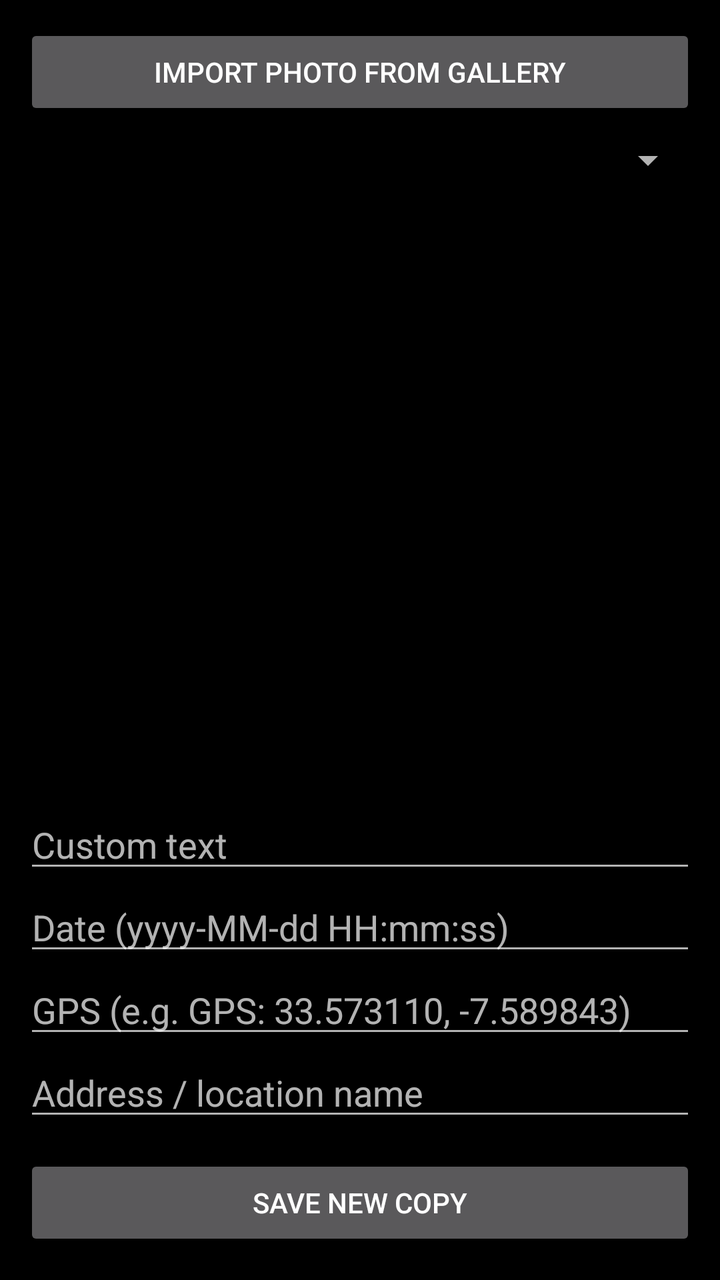
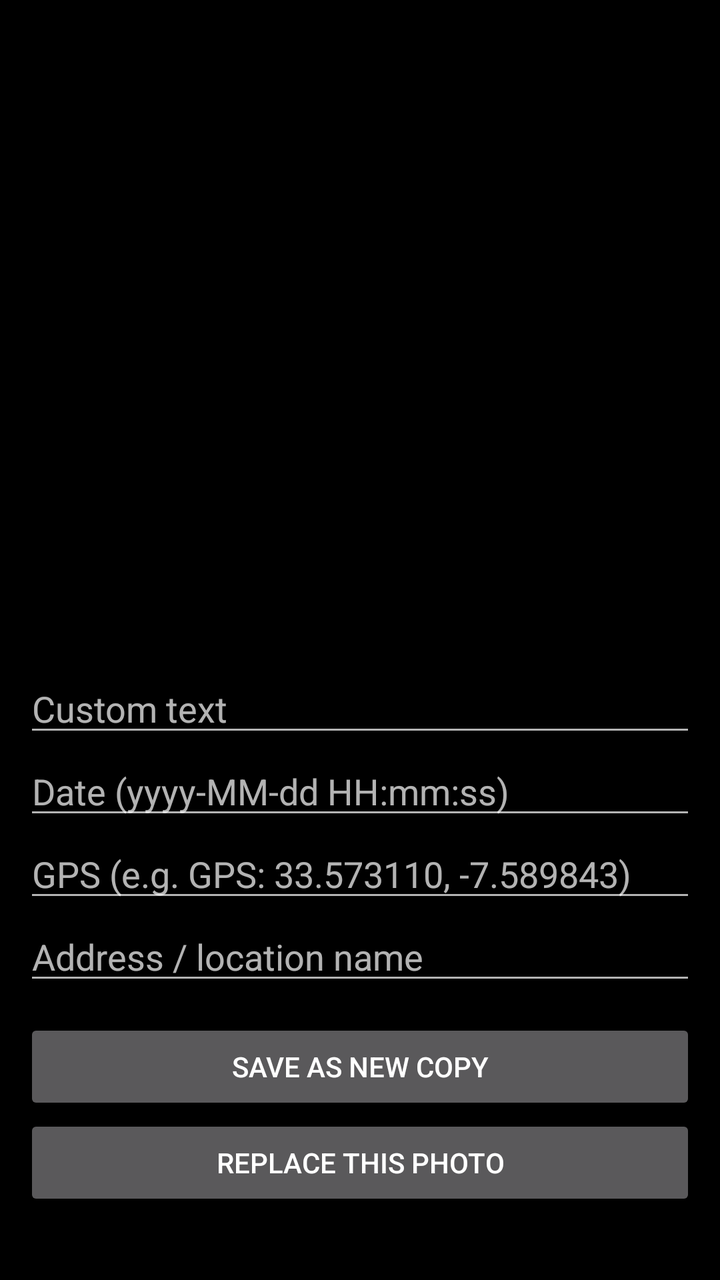

Two renders of the same Android screen: before a commit and after it. Below are the layout's source before the change and the commit's diff.
<!-- AndroidManifest.xml: application theme Theme.GeoStamp -->
<!-- res/layout/activity_edit.xml -->
<?xml version="1.0" encoding="utf-8"?>
<ScrollView xmlns:android="http://schemas.android.com/apk/res/android"
    android:layout_width="match_parent"
    android:layout_height="match_parent"
    android:fillViewport="true">

    <LinearLayout
        android:layout_width="match_parent"
        android:layout_height="wrap_content"
        android:orientation="vertical"
        android:padding="12dp">

        <Button
            android:id="@+id/importPhoto"
            android:layout_width="match_parent"
            android:layout_height="wrap_content"
            android:text="Import photo from gallery" />

        <Spinner
            android:id="@+id/photos"
            android:layout_width="match_parent"
            android:layout_height="wrap_content"
            android:layout_marginTop="8dp" />

        <ImageView
            android:id="@+id/image"
            android:layout_width="match_parent"
            android:layout_height="300dp"
            android:layout_marginTop="8dp"
            android:scaleType="fitCenter" />

        <EditText
            android:id="@+id/fText"
            android:layout_width="match_parent"
            android:layout_height="wrap_content"
            android:hint="Custom text"
            android:inputType="text" />

        <EditText
            android:id="@+id/fDate"
            android:layout_width="match_parent"
            android:layout_height="wrap_content"
            android:hint="Date (yyyy-MM-dd HH:mm:ss)"
            android:inputType="text" />

        <EditText
            android:id="@+id/fGps"
            android:layout_width="match_parent"
            android:layout_height="wrap_content"
            android:hint="GPS (e.g. GPS: 33.573110, -7.589843)"
            android:inputType="text" />

        <EditText
            android:id="@+id/fAddress"
            android:layout_width="match_parent"
            android:layout_height="wrap_content"
            android:hint="Address / location name"
            android:inputType="text" />

        <Button
            android:id="@+id/save"
            android:layout_width="match_parent"
            android:layout_height="wrap_content"
            android:layout_marginTop="12dp"
            android:text="Save new copy" />
    </LinearLayout>
</ScrollView>
<!-- resources referenced by this layout -->
<resources>
  <style name="Theme.GeoStamp" parent="Theme.AppCompat.NoActionBar">
          <item name="android:windowBackground">@android:color/black</item>
      </style>
</resources>

<!-- the commit's change to res/layout/activity_edit.xml (unified diff, before → after) -->
@@ -10,23 +10,10 @@
         android:orientation="vertical"
         android:padding="12dp">
 
-        <Button
-            android:id="@+id/importPhoto"
-            android:layout_width="match_parent"
-            android:layout_height="wrap_content"
-            android:text="Import photo from gallery" />
-
-        <Spinner
-            android:id="@+id/photos"
-            android:layout_width="match_parent"
-            android:layout_height="wrap_content"
-            android:layout_marginTop="8dp" />
-
         <ImageView
             android:id="@+id/image"
             android:layout_width="match_parent"
-            android:layout_height="300dp"
-            android:layout_marginTop="8dp"
+            android:layout_height="320dp"
             android:scaleType="fitCenter" />
 
         <EditText
@@ -58,10 +45,16 @@
             android:inputType="text" />
 
         <Button
-            android:id="@+id/save"
+            android:id="@+id/saveNew"
             android:layout_width="match_parent"
             android:layout_height="wrap_content"
             android:layout_marginTop="12dp"
-            android:text="Save new copy" />
+            android:text="Save as new copy" />
+
+        <Button
+            android:id="@+id/replace"
+            android:layout_width="match_parent"
+            android:layout_height="wrap_content"
+            android:text="Replace this photo" />
     </LinearLayout>
 </ScrollView>
